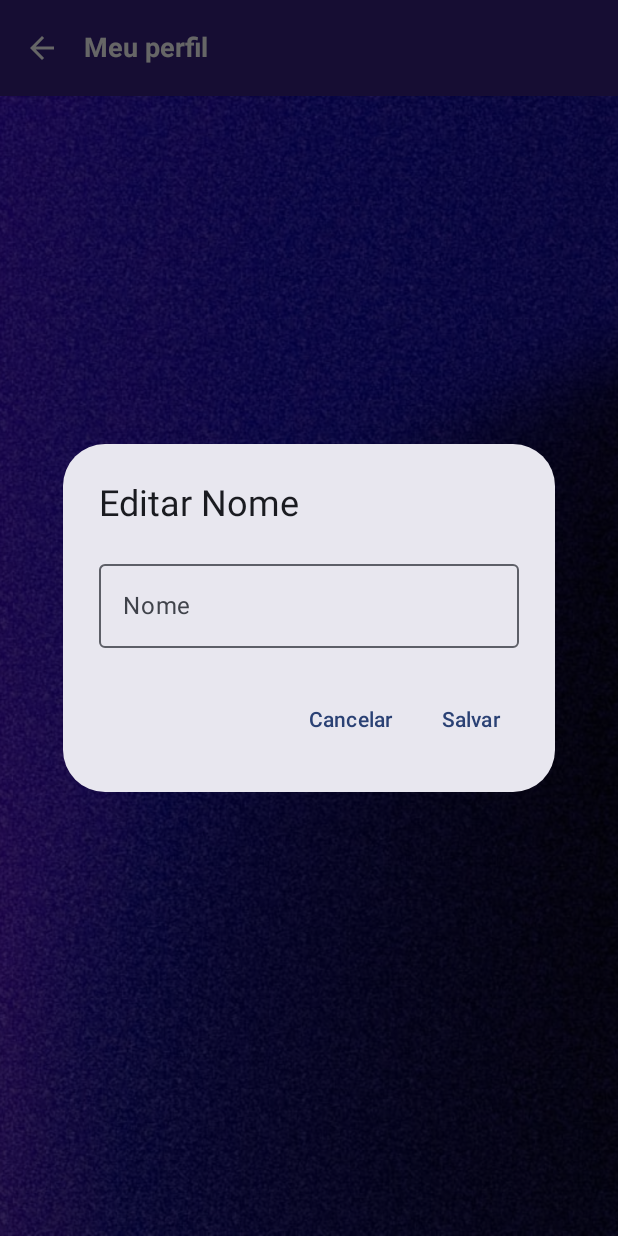
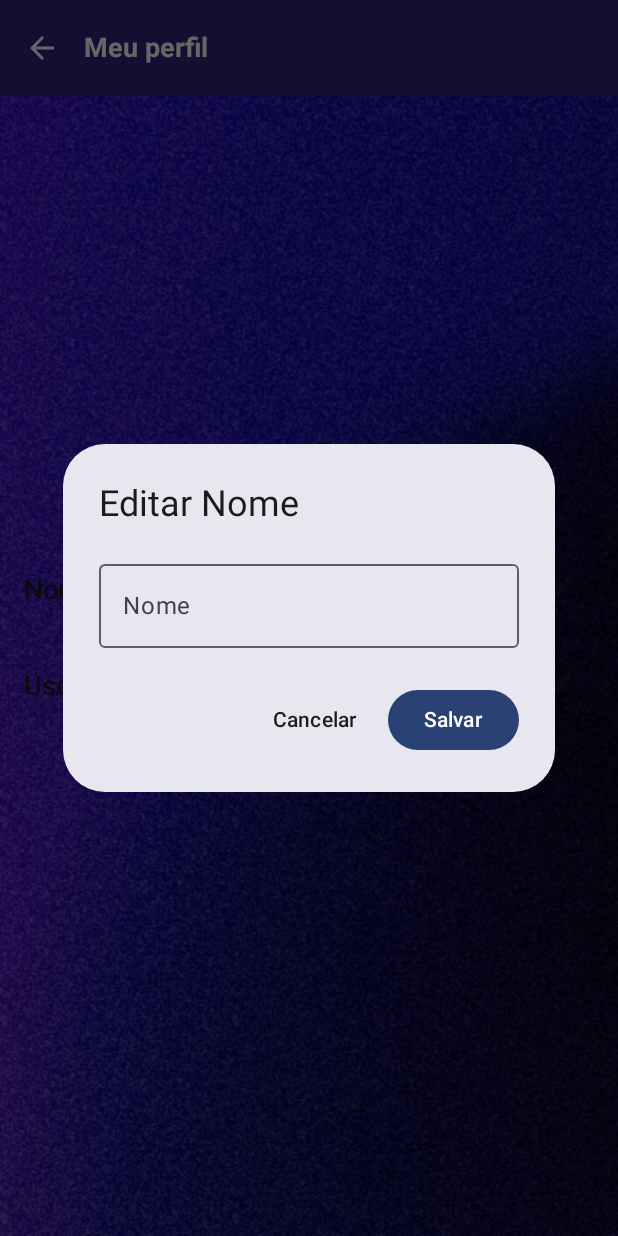
Before and after one commit to bersoncrios/Brainize, an Android app built with Jetpack Compose: the composable ProfileScreen called with empty values, after a tap on "Editar Nome", on a phone screen of 412 x 824 dp. Run offline under Robolectric (Android 15) with nearby library versions, the phone set to English and light mode, and no system bars; our stand-ins replace Firebase (no records; nobody signed in at launch, a user with empty details on screens opened directly), accompanist.

Commit message:
mostrnado infos do user

```diff
--- a/app/src/main/java/br/com/brainize/screens/profile/ProfileScreen.kt
+++ b/app/src/main/java/br/com/brainize/screens/profile/ProfileScreen.kt
@@ -8,14 +8,21 @@ import androidx.compose.foundation.layout.Column
 import androidx.compose.foundation.layout.Row
 import androidx.compose.foundation.layout.Spacer
 import androidx.compose.foundation.layout.fillMaxSize
+import androidx.compose.foundation.layout.fillMaxWidth
 import androidx.compose.foundation.layout.padding
 import androidx.compose.foundation.layout.width
 import androidx.compose.material.icons.Icons
 import androidx.compose.material.icons.filled.Edit
 import androidx.compose.material3.AlertDialog
+import androidx.compose.ui.text.font.FontWeight
+import androidx.compose.ui.unit.dp
+import androidx.compose.material3.AlertDialog
+import androidx.compose.material3.Button
+import androidx.compose.material3.ButtonDefaults
 import androidx.compose.material3.ExperimentalMaterial3Api
 import androidx.compose.material3.Icon
 import androidx.compose.material3.IconButton
+import androidx.compose.material3.MaterialTheme
 import androidx.compose.material3.OutlinedTextField
 import androidx.compose.material3.Scaffold
 import androidx.compose.material3.Surface
@@ -31,7 +38,9 @@ import androidx.compose.ui.Modifier
 import androidx.compose.ui.graphics.Color
 import androidx.compose.ui.layout.ContentScale
 import androidx.compose.ui.res.painterResource
+import androidx.compose.ui.text.TextStyle
 import androidx.compose.ui.unit.dp
+import androidx.compose.ui.unit.sp
 import androidx.navigation.NavController
 import br.com.brainize.R
 import br.com.brainize.components.BrainizerTopAppBar
@@ -91,27 +100,54 @@ fun ProfileScreen(navController: NavController, viewModel: ProfileViewModel, log
                 color = Color.Transparent
             ) {
                 Column(
-                    modifier = Modifier
-                        .fillMaxSize()
-                        .padding(8.dp),
+                    modifier = Modifier.fillMaxSize()
+                        .padding(16.dp),
                     verticalArrangement = Arrangement.Center,
                     horizontalAlignment = Alignment.CenterHorizontally
                 ) {
-                    Row(verticalAlignment = Alignment.CenterVertically) {
-                        Text(text = "Nome: ${userData.completeName}")
-                        Spacer(modifier = Modifier.width(8.dp))
+                    Row(
+                        modifier = Modifier.fillMaxWidth(),
+                        verticalAlignment = Alignment.CenterVertically,
+                        horizontalArrangement = Arrangement.SpaceBetween
+                    ) {
+                        Text(
+                            text = "Nome: ${userData.completeName}",
+                            style = TextStyle(
+                                fontSize = 18.sp,
+                                fontWeight = FontWeight.Medium,
+                                color = MaterialTheme.colorScheme.onSurface
+                            )
+                        )
                         IconButton(onClick = { openNameDialog.value = true }) {
-                            Icon(Icons.Filled.Edit, "Editar Nome")
+                            Icon(Icons.Filled.Edit, "Editar Nome", tint = MaterialTheme.colorScheme.onSurface)
                         }
                     }
-                    Row(verticalAlignment = Alignment.CenterVertically) {
-                        Text(text = "Username: ${userData.username}")
-                        Spacer(modifier = Modifier.width(8.dp))
+                    Spacer(modifier = Modifier.padding(8.dp))
+                    Row(modifier = Modifier.fillMaxWidth(),
+                        verticalAlignment = Alignment.CenterVertically,
+                        horizontalArrangement = Arrangement.SpaceBetween
+                    ) {
+                        Text(
+                            text = "Username: ${userData.username}",
+                            style = TextStyle(
+                                fontSize = 18.sp,
+                                fontWeight = FontWeight.Medium,
+                                color = MaterialTheme.colorScheme.onSurface
+                            )
+                        )
                         IconButton(onClick = { openUsernameDialog.value = true }) {
-                            Icon(Icons.Filled.Edit, "Editar Username")
+                            Icon(Icons.Filled.Edit, "Editar Username", tint = MaterialTheme.colorScheme.onSurface)
                         }
                     }
-                    Text(text = "Email: ${userData.email}")
+                    Spacer(modifier = Modifier.padding(8.dp))
+                    Text(
+                        text = "Email: ${userData.email}",
+                        style = TextStyle(
+                            fontSize = 18.sp,
+                            fontWeight = FontWeight.Medium,
+                            color = MaterialTheme.colorScheme.onSurface
+                        )
+                    )
                 }
             }
         }
@@ -119,7 +155,7 @@ fun ProfileScreen(navController: NavController, viewModel: ProfileViewModel, log
     if (openNameDialog.value) {
         AlertDialog(
             onDismissRequest = { openNameDialog.value = false },
-            title = { Text("Editar Nome") },
+            title = { Text("Editar Nome", style = MaterialTheme.typography.headlineSmall) },
             text = {
                 OutlinedTextField(
                     value = name.value,
@@ -128,16 +164,19 @@ fun ProfileScreen(navController: NavController, viewModel: ProfileViewModel, log
                 )
             },
             confirmButton = {
-                TextButton(onClick = {
-                    viewModel.updateUserName(name.value)
-                    openNameDialog.value = false
-                }) {
-                    Text("Salvar")
+                Button(
+                    onClick = {
+                        viewModel.updateUserName(name.value)
+                        openNameDialog.value = false
+                    },
+                    colors = ButtonDefaults.buttonColors(containerColor = MaterialTheme.colorScheme.primary)
+                ) {
+                    Text("Salvar", color = MaterialTheme.colorScheme.onPrimary)
                 }
             },
             dismissButton = {
                 TextButton(onClick = { openNameDialog.value = false }) {
-                    Text("Cancelar")
+                    Text("Cancelar", color = MaterialTheme.colorScheme.onSurface)
                 }
             }
         )
@@ -145,7 +184,7 @@ fun ProfileScreen(navController: NavController, viewModel: ProfileViewModel, log
     if (openUsernameDialog.value) {
         AlertDialog(
             onDismissRequest = { openUsernameDialog.value = false },
-            title = {Text("Editar Username") },
+            title = {Text("Editar Username", style = MaterialTheme.typography.headlineSmall) },
             text = {
                 OutlinedTextField(
                     value = username.value,
@@ -154,16 +193,19 @@ fun ProfileScreen(navController: NavController, viewModel: ProfileViewModel, log
                 )
             },
             confirmButton = {
-                TextButton(onClick = {
-                    viewModel.updateUserUsername(username.value)
-                    openUsernameDialog.value = false
-                }) {
-                    Text("Salvar")
+                Button(
+                    onClick = {
+                        viewModel.updateUserUsername(username.value)
+                        openUsernameDialog.value = false
+                    },
+                    colors = ButtonDefaults.buttonColors(containerColor = MaterialTheme.colorScheme.primary)
+                ) {
+                    Text("Salvar", color = MaterialTheme.colorScheme.onPrimary)
                 }
             },
             dismissButton = {
                 TextButton(onClick = { openUsernameDialog.value = false }) {
-                    Text("Cancelar")
+                    Text("Cancelar", color = MaterialTheme.colorScheme.onSurface)
                 }
             }
         )
```
